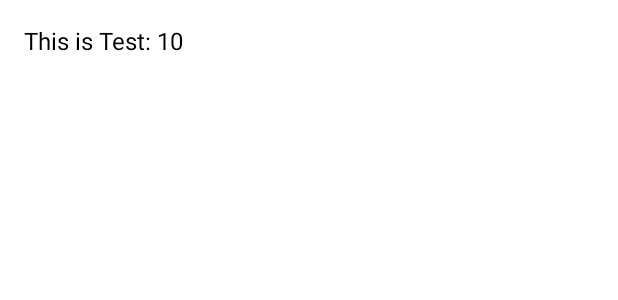
After one commit to wifeisblind/CustomAdapter, an Android app: the layout layout_item.xml on its own in the app's theme, with its tools: preview values and no code run, on a phone screen of 412 x 824 dp. The commit adds this screen. Shown: the top 300 px of the screen. Run offline under Robolectric (Android 15) with nearby library versions, the phone set to English and light mode, and no system bars.

Commit message:
on going

```diff
--- /dev/null
+++ b/app/src/main/res/layout/layout_item.xml
@@ -0,0 +1,17 @@
+<?xml version="1.0" encoding="utf-8"?>
+<LinearLayout
+    xmlns:android="http://schemas.android.com/apk/res/android"
+    xmlns:tools="http://schemas.android.com/tools"
+    android:layout_width="match_parent"
+    android:layout_height="wrap_content">
+
+    <TextView
+        android:id="@+id/tvTitle"
+        android:layout_width="wrap_content"
+        android:layout_height="wrap_content"
+        android:textColor="@color/black"
+        android:textSize="16sp"
+        android:layout_margin="16dp"
+        tools:text="This is Test: 10"/>
+
+</LinearLayout>
```
Also changed, not shown: app/src/main/java/com/example/democustomadapter/MainActivity.kt (+38 -9 lines), app/src/main/java/com/example/democustomadapter/MainViewModel.kt (+5 -5 lines), app/src/main/java/com/example/democustomadapter/TestAdapter2.kt (added, +84 -0 lines).
